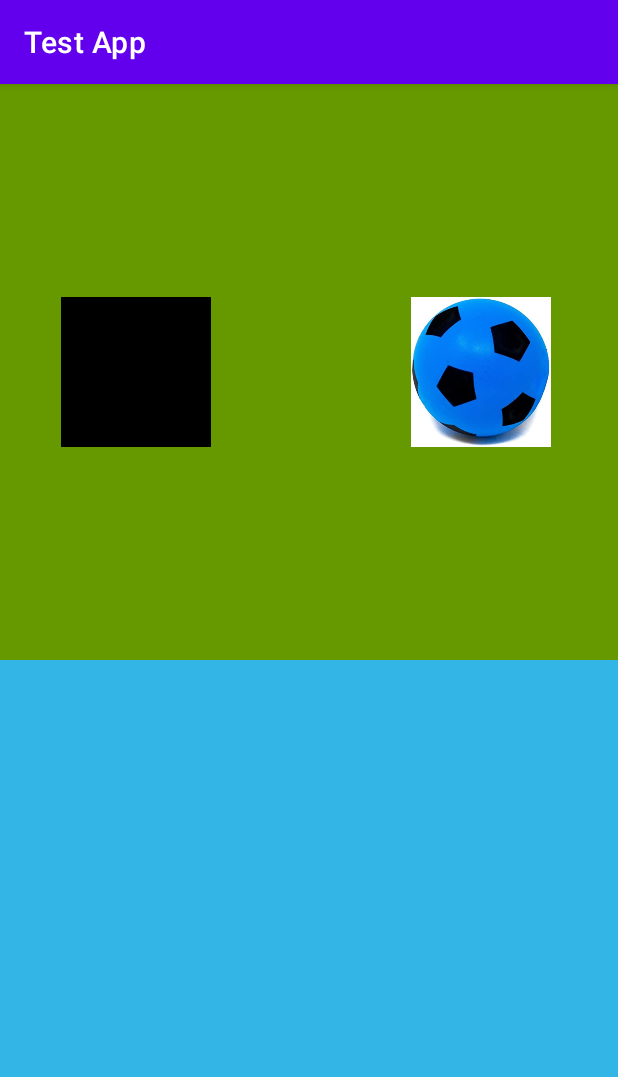
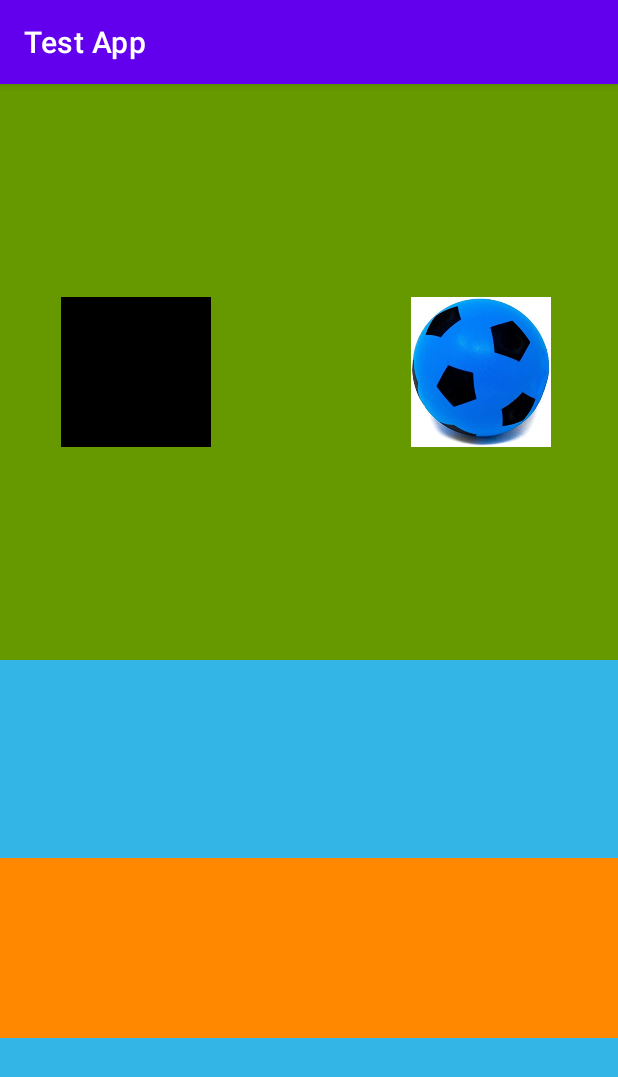
Before and after one commit to fabioqueiroz/kotlin-tutorial, an Android app: the DragAndDropFragment screen opened through its navigation route, on a phone screen of 412 x 824 dp. Shown: the top 1077 px of the screen. Run offline under Robolectric (Android 15) with nearby library versions, the phone set to English and light mode, and no system bars.

Commit message:
drop area logic

```diff
--- a/app/src/main/res/layout/fragment_drag_and_drop.xml
+++ b/app/src/main/res/layout/fragment_drag_and_drop.xml
@@ -41,6 +41,18 @@
         android:orientation="horizontal"
         android:background="@android:color/holo_blue_light"
         android:gravity="center"
-        android:layout_weight="1"/>
+        android:layout_weight="1">
+
+        <LinearLayout
+            android:id="@+id/newDropArea"
+            android:layout_width="120dp"
+            android:layout_height="120dp"
+            android:orientation="horizontal"
+            android:background="@android:color/holo_orange_dark"
+            android:gravity="center"
+            android:layout_weight="1"/>
+
+    </LinearLayout>
+
 
 </LinearLayout>
```
Also changed, not shown: app/src/main/java/com/fq/navigationtutorial/DragAndDropFragment.kt (+18 -3 lines).
